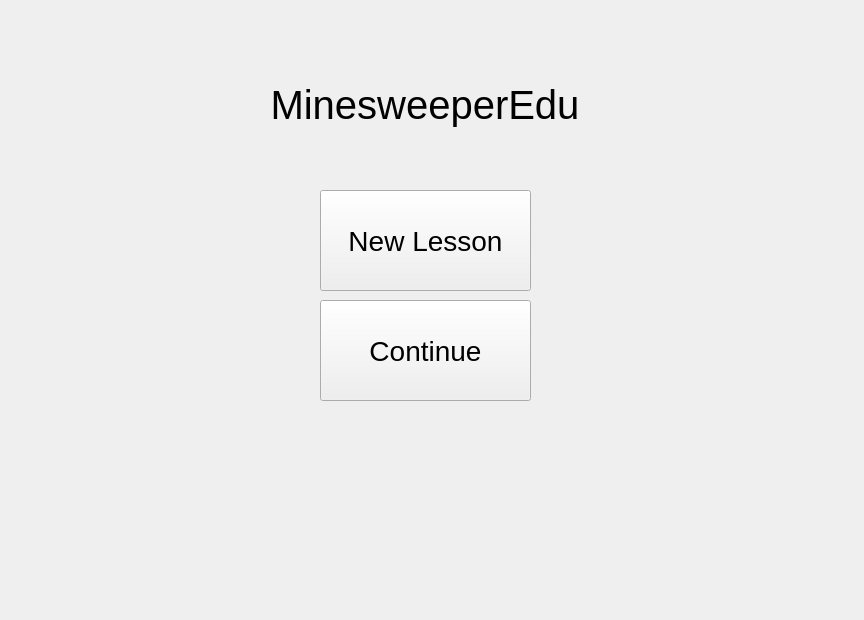
Before: the Qt Designer form MinesweeperEdu/startscreen.ui in LowbeeNorman/MinesweeperEdu, drawn with Qt 5.
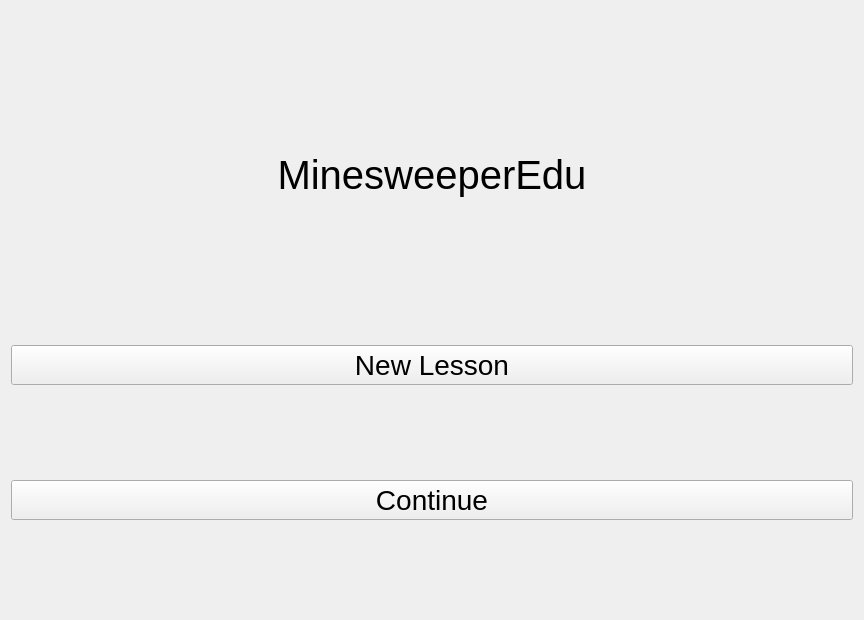
After: the same form once the commit is applied.

Commit message: buttons have returned

Patch:
```diff
--- a/MinesweeperEdu/startscreen.ui
+++ b/MinesweeperEdu/startscreen.ui
@@ -10,65 +10,17 @@
     <height>620</height>
    </rect>
   </property>
-  <property name="minimumSize">
-   <size>
-    <width>864</width>
-    <height>620</height>
-   </size>
-  </property>
-  <property name="maximumSize">
-   <size>
-    <width>864</width>
-    <height>620</height>
-   </size>
-  </property>
   <property name="windowTitle">
    <string>Form</string>
   </property>
-  <widget class="QPushButton" name="newLessonButton">
-   <property name="geometry">
-    <rect>
-     <x>320</x>
-     <y>190</y>
-     <width>211</width>
-     <height>101</height>
-    </rect>
-   </property>
-   <property name="font">
-    <font>
-     <pointsize>21</pointsize>
-    </font>
-   </property>
-   <property name="text">
-    <string>New Lesson</string>
-   </property>
-  </widget>
-  <widget class="QPushButton" name="continueButton">
-   <property name="geometry">
-    <rect>
-     <x>320</x>
-     <y>300</y>
-     <width>211</width>
-     <height>101</height>
-    </rect>
-   </property>
-   <property name="font">
-    <font>
-     <pointsize>21</pointsize>
-    </font>
-   </property>
-   <property name="text">
-    <string>Continue</string>
-   </property>
-  </widget>
+  <layout class="QGridLayout" name="gridLayout">
+   <item row="0" column="0">
   <widget class="QLabel" name="startScreenLabel">
-   <property name="geometry">
-    <rect>
-     <x>200</x>
-     <y>30</y>
-     <width>450</width>
+     <property name="maximumSize">
+      <size>
+       <width>16777215</width>
      <height>150</height>
-    </rect>
+      </size>
    </property>
    <property name="font">
     <font>
@@ -82,6 +34,32 @@
     <set>Qt::AlignCenter</set>
    </property>
   </widget>
+   </item>
+   <item row="1" column="0">
+    <widget class="QPushButton" name="newLessonButton">
+     <property name="font">
+      <font>
+       <pointsize>21</pointsize>
+      </font>
+     </property>
+     <property name="text">
+      <string>New Lesson</string>
+     </property>
+    </widget>
+   </item>
+   <item row="2" column="0">
+    <widget class="QPushButton" name="continueButton">
+     <property name="font">
+      <font>
+       <pointsize>21</pointsize>
+      </font>
+     </property>
+     <property name="text">
+      <string>Continue</string>
+     </property>
+    </widget>
+   </item>
+  </layout>
  </widget>
  <resources/>
  <connections/>
```
Lines whose indentation alone changed are shown as unchanged. The commit also changes 7 other files.
